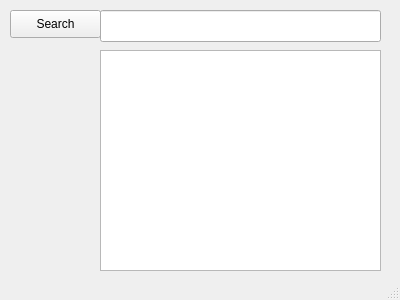
The window that Dictionary/mainwindow.ui (charles-carlson/SD-Dictionary) describes before a commit, drawn with Qt 5.
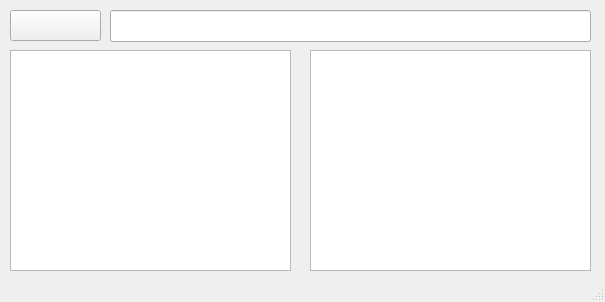
The same window after the commit.

Diff of the .ui file:
```diff
--- a/Dictionary/mainwindow.ui
+++ b/Dictionary/mainwindow.ui
@@ -6,8 +6,8 @@
    <rect>
     <x>0</x>
     <y>0</y>
-    <width>400</width>
-    <height>300</height>
+    <width>605</width>
+    <height>302</height>
    </rect>
   </property>
   <property name="windowTitle">
@@ -20,19 +20,22 @@
       <x>10</x>
       <y>10</y>
       <width>91</width>
-      <height>28</height>
+      <height>31</height>
      </rect>
     </property>
+    <property name="styleSheet">
+     <string notr="true"/>
+    </property>
     <property name="text">
-     <string>Search</string>
+     <string/>
     </property>
    </widget>
    <widget class="QLineEdit" name="lineEdit">
     <property name="geometry">
      <rect>
-      <x>100</x>
+      <x>110</x>
       <y>10</y>
-      <width>281</width>
+      <width>481</width>
       <height>32</height>
      </rect>
     </property>
@@ -40,7 +43,17 @@
    <widget class="QTextEdit" name="textEdit">
     <property name="geometry">
      <rect>
-      <x>100</x>
+      <x>10</x>
+      <y>50</y>
+      <width>281</width>
+      <height>221</height>
+     </rect>
+    </property>
+   </widget>
+   <widget class="QTextEdit" name="textEdit_2">
+    <property name="geometry">
+     <rect>
+      <x>310</x>
       <y>50</y>
       <width>281</width>
       <height>221</height>
```
